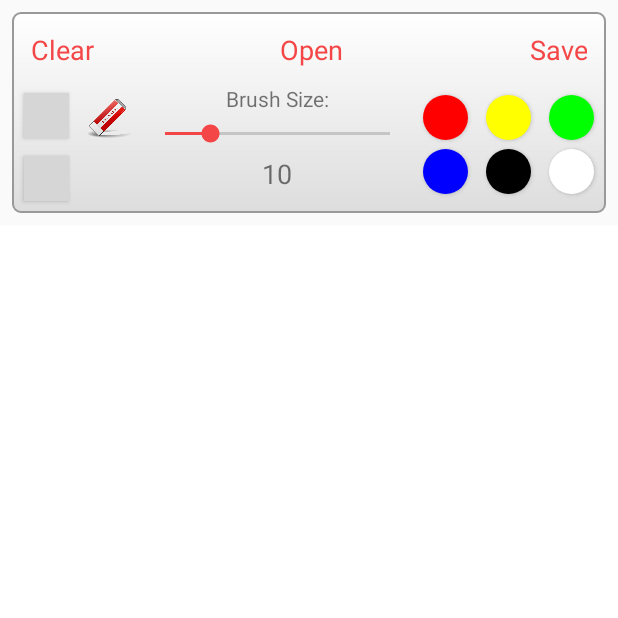
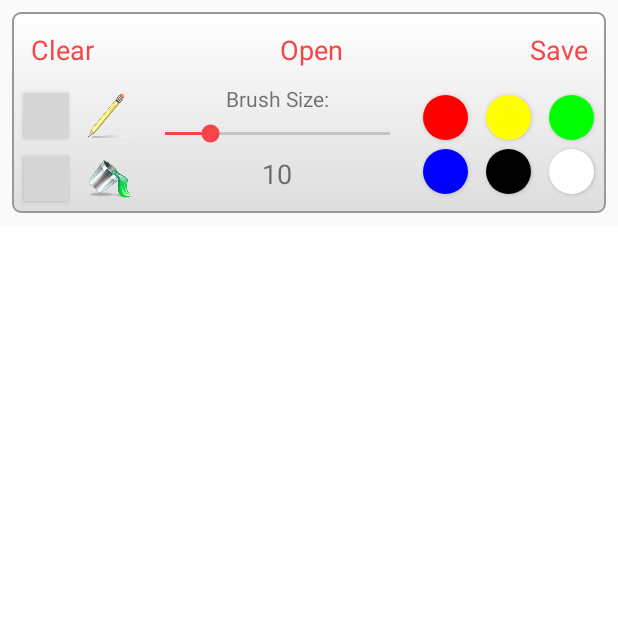
Before and after one commit to dkramer95/ColorfulDonut, an Android app: the screen it shows after launch (MainActivity), on a phone screen of 412 x 824 dp, the top half of it. Run offline under Robolectric (Android 15) with nearby library versions, the phone set to English and light mode, and no system bars; grey boxes are pictures that could not be loaded.

Commit message:
Added pencil class and other minor changes

```diff
--- a/ColorfulDonut/app/src/main/java/edu/colorfuldonut/CanvasView.java
+++ b/ColorfulDonut/app/src/main/java/edu/colorfuldonut/CanvasView.java
@@ -27,7 +27,6 @@ public class CanvasView extends View {
     public CanvasView(Context c, AttributeSet attrs) {
         super(c, attrs);
         init();
-        m_pixelGrid = new PixelGridView(1200, 1200, m_bitmap.getWidth()/30, m_bitmap.getHeight()/30, this);
     }
 
     protected void init() {
@@ -43,10 +42,9 @@ public class CanvasView extends View {
         m_bitmap = Bitmap.createBitmap(width, height, Bitmap.Config.ARGB_8888);
         m_canvas = new Canvas(m_bitmap);
         m_canvas.drawColor(Color.WHITE);
-
-        //pixel grid stuff
         // default starting color
         GlobalColor.set(Color.RED);
+        m_pixelGrid = new PixelGridView(1200, 1200, m_bitmap.getWidth()/30, m_bitmap.getHeight()/30, this);
     }
 
     public void clear() {
--- a/ColorfulDonut/app/src/main/java/edu/colorfuldonut/PixelGridView.java
+++ b/ColorfulDonut/app/src/main/java/edu/colorfuldonut/PixelGridView.java
@@ -103,7 +103,6 @@ public class PixelGridView extends Tool {
             int column = (int)(e.getX() / cellWidth);
             int row = (int)(e.getY() / cellHeight);
 
-            //cellChecked[column][row] = !cellChecked[column][row];
             canvasView.invalidate();
         }
 
--- a/ColorfulDonut/app/src/main/java/edu/colorfuldonut/ToolFactory.java
+++ b/ColorfulDonut/app/src/main/java/edu/colorfuldonut/ToolFactory.java
@@ -14,6 +14,8 @@ public class ToolFactory {
                 return new PaintBucket();
             case "Pixel Grid":
                 return new PixelGridView();
+            case "Pencil":
+                return new Pencil();
        }
         return null;
     }
--- a/ColorfulDonut/app/src/main/res/layout/activity_main.xml
+++ b/ColorfulDonut/app/src/main/res/layout/activity_main.xml
@@ -34,7 +34,7 @@
 
             <LinearLayout
                 android:layout_width="match_parent"
-                android:layout_height="wrap_content"
+                android:layout_height="match_parent"
                 android:orientation="horizontal"
                 android:padding="5dp">
 
@@ -97,15 +97,6 @@
                         android:tag="Brush" />
 
                     <Button
-                        android:id="@+id/eraserButton"
-                        android:layout_width="30dp"
-                        android:layout_height="30dp"
-                        android:layout_margin="6dp"
-                        android:background="@drawable/eraser1"
-                        android:padding="10dp"
-                        android:tag="Paint Bucket" />
-
-                    <Button
                         android:id="@+id/gridButton"
                         android:layout_width="30dp"
                         android:layout_height="30dp"
@@ -115,6 +106,26 @@
                         android:background="@drawable/grid1"
                         android:padding="10dp"
                         android:tag="Pixel Grid" />
+
+                    <Button
+                        android:id="@+id/bucketButton"
+                        android:layout_width="30dp"
+                        android:layout_height="30dp"
+                        android:layout_margin="6dp"
+                        android:background="@drawable/bucket1"
+                        android:padding="10dp"
+                        android:tag="Paint Bucket" />
+
+                    <Button
+                        android:id="@+id/pencilButton"
+                        android:layout_width="30dp"
+                        android:layout_height="30dp"
+                        android:layout_column="1"
+                        android:layout_margin="6dp"
+                        android:layout_row="0"
+                        android:background="@drawable/pencil1"
+                        android:padding="10dp"
+                        android:tag="Pencil" />
 
                 </GridLayout>
 
```
Also changed, not shown: ColorfulDonut/app/src/main/java/edu/colorfuldonut/Pencil.java (added, +112 -0 lines), ColorfulDonut/app/src/main/res/drawable/bucket1.png (added), ColorfulDonut/app/src/main/res/drawable/pencil1.png (added).
